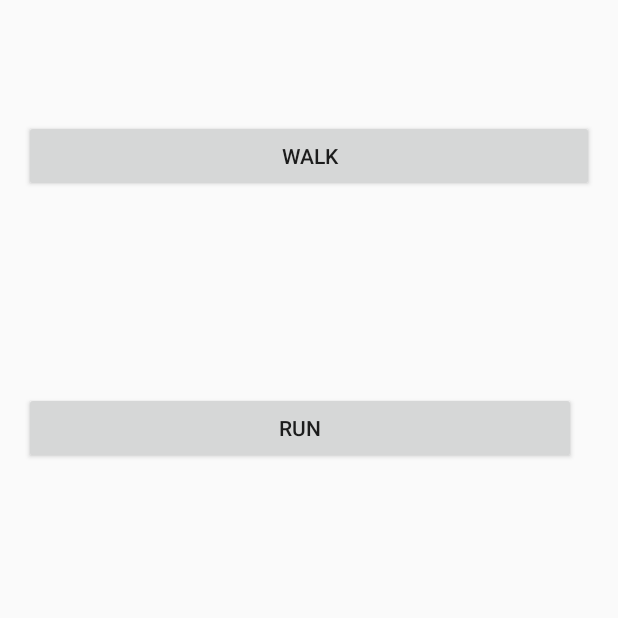
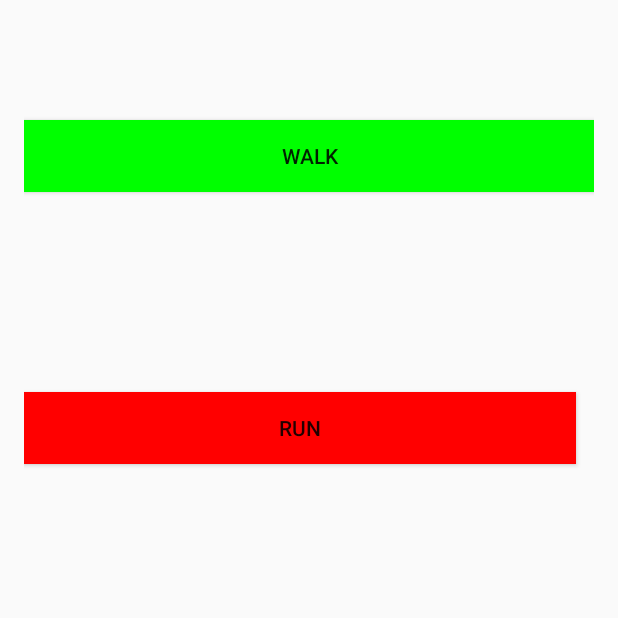
Before and after one commit to bkommineni/Activity-Recognition-Using-Sensordata, an Android app: the screen it shows after launch (MainActivity), after a tap on "WALK", on a phone screen of 412 x 824 dp, the top half of it. Run offline under Robolectric (Android 15) with nearby library versions, the light colour scheme and no system bars; our stand-ins replace Volley; libraries missing offline, so code that uses them is left out: com.ubhave.datahandler, com.ubhave.sensormanager; 9 statements that could not run were skipped.

Commit message:
added code to toggle button colors for start and stop of walk and run

```diff
--- a/DemoDataManager/app/src/main/java/com/emotionsense/demo/data/MainActivity.java
+++ b/DemoDataManager/app/src/main/java/com/emotionsense/demo/data/MainActivity.java
@@ -1,6 +1,7 @@
 package com.emotionsense.demo.data;
 
 import android.app.Activity;
+import android.graphics.Color;
 import android.os.Bundle;
 import android.util.Log;
 import android.view.View;
@@ -73,6 +74,7 @@ public class MainActivity extends Activity
                 System.out.println("pull sensors : " + Integer.toString(pullSensors[i]));
                 JSONObject jsonSensorData = pullThreads[i].call();
                 jsonSensorData.put("label","walking");
+                view.findViewById(R.id.Walk).setBackgroundColor(Color.RED);
                 sendFunction("http://10.0.0.37:3000/",jsonSensorData);
             }
         }
@@ -80,6 +82,7 @@ public class MainActivity extends Activity
         {
             //startSensing
             Log.d("debug","starting sensing");
+            view.findViewById(R.id.Walk).setBackgroundColor(Color.GREEN);
             for (int i = 0; i < pullSensors.length; i++)
             {
                 pullThreads[i] = new SenseOnceThread(this, sensorManager, logger, pullSensors[i]);
@@ -103,6 +106,7 @@ public class MainActivity extends Activity
                 System.out.println("pull sensors : " + Integer.toString(pullSensors[i]));
                 JSONObject jsonSensorData = pullThreads[i].call();
                 jsonSensorData.put("label","running");
+                view.findViewById(R.id.Run).setBackgroundColor(Color.RED);
                 sendFunction("http://10.0.0.37:3000/",jsonSensorData);
             }
         }
@@ -111,6 +115,7 @@ public class MainActivity extends Activity
             //startSensing
             for (int i = 0; i < pullSensors.length; i++)
             {
+                view.findViewById(R.id.Run).setBackgroundColor(Color.GREEN);
                 pullThreads[i] = new SenseOnceThread(this, sensorManager, logger, pullSensors[i]);
                 Log.d("debug",Integer.toString(pullSensors[i]));
                 System.out.println("pull sensors : " + Integer.toString(pullSensors[i]));
--- a/DemoDataManager/app/src/main/res/layout/activity_main.xml
+++ b/DemoDataManager/app/src/main/res/layout/activity_main.xml
@@ -16,6 +16,7 @@
         android:onClick="onWalkClick"
         android:layout_alignParentTop="true"
         android:layout_alignParentStart="true"
+        android:background="#ff0000"
         android:layout_marginTop="64dp" />
 
     <Button
@@ -27,5 +28,6 @@
         android:layout_marginTop="133dp"
         android:layout_below="@+id/Walk"
         android:layout_alignParentEnd="true"
+        android:background="#ff0000"
         android:layout_marginEnd="12dp" />
 </RelativeLayout>
```
